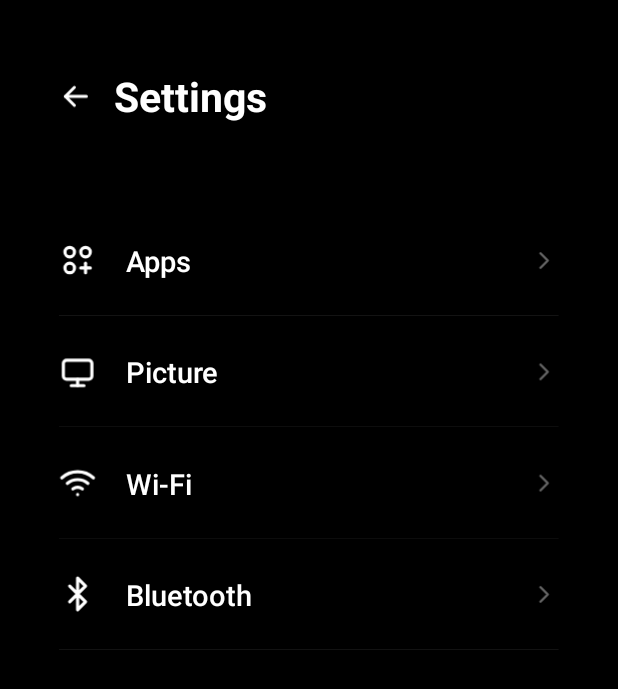
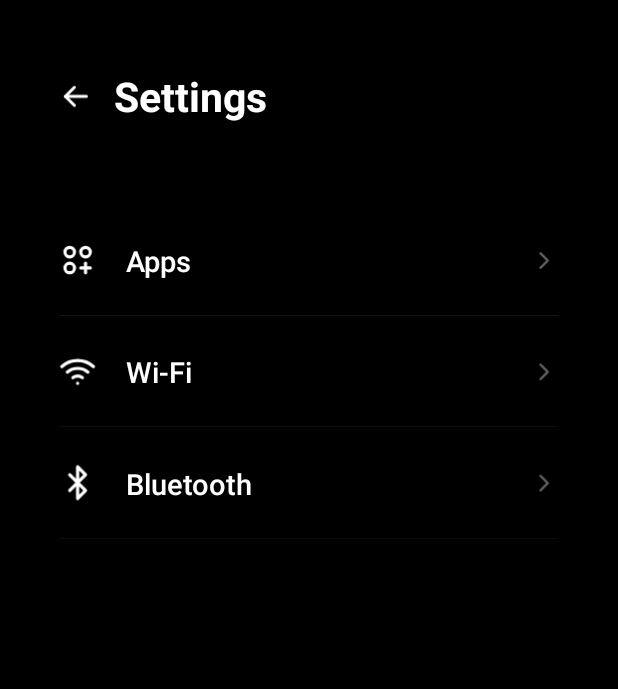
Before and after one commit to Zwivhuya-Ratshivhadelo/TVRemote, an Android app: the SettingsActivity screen opened directly, with no data from a screen before it, on a phone screen of 412 x 824 dp. Shown: the top 689 px of the screen. Run offline under Robolectric (Android 15) with nearby library versions, the phone set to English and light mode, and no system bars.

Commit message:
Remove Picture from the phone
Co-Authored-By: Claude Opus 5.5 <noreply@anthropic.com>
Claude-Session: https://claude.ai/code/session_01VS8Vdg1i6wQFjXPmYXTms1

```diff
--- a/phone/app/src/main/java/com/livingroom/remote/SettingsActivity.kt
+++ b/phone/app/src/main/java/com/livingroom/remote/SettingsActivity.kt
@@ -50,7 +50,6 @@ class SettingsActivity : Activity() {
         root.place(s, title, 62f + 130f, 66f, 260f, 40f)
         val items = listOf(
             Triple("Apps", R.drawable.ic_apps, null),
-            Triple("Picture", R.drawable.ic_picture, "picture"),
             Triple("Wi-Fi", R.drawable.ic_wifi, "wifi"),
             Triple("Bluetooth", R.drawable.ic_bluetooth, "bluetooth"))
         items.forEachIndexed { k, (name, icon, p) ->
```
